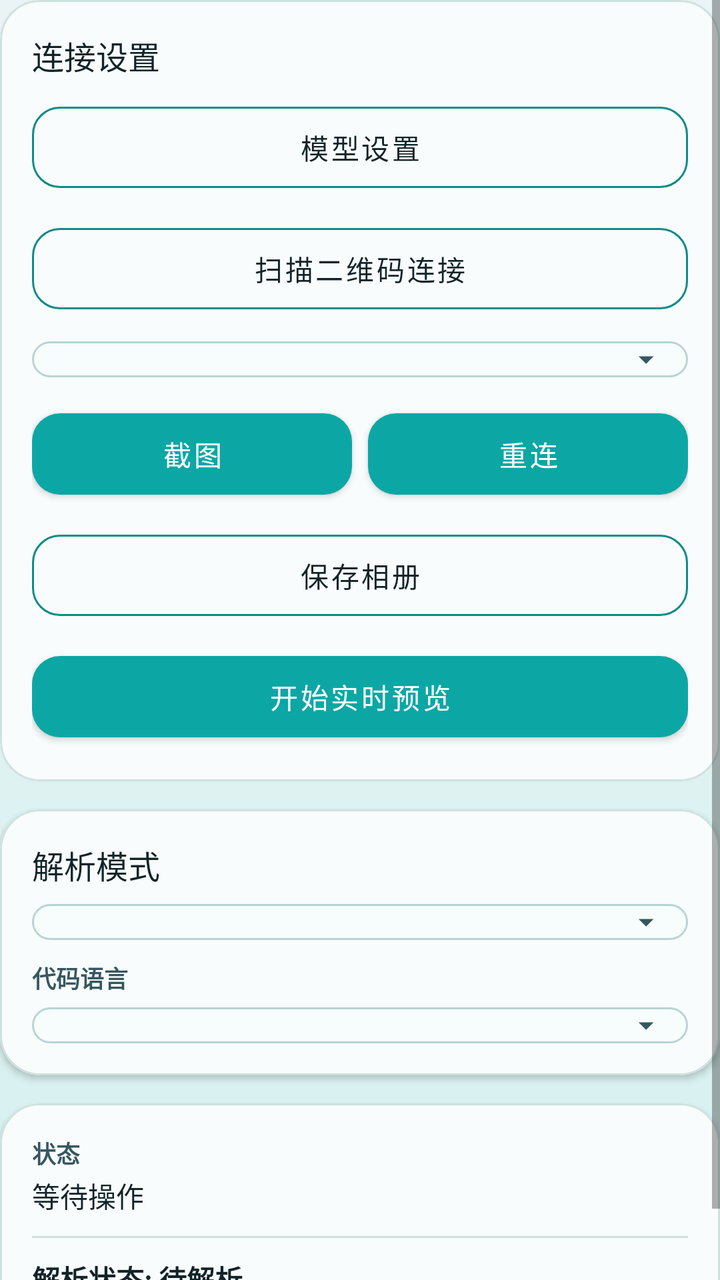
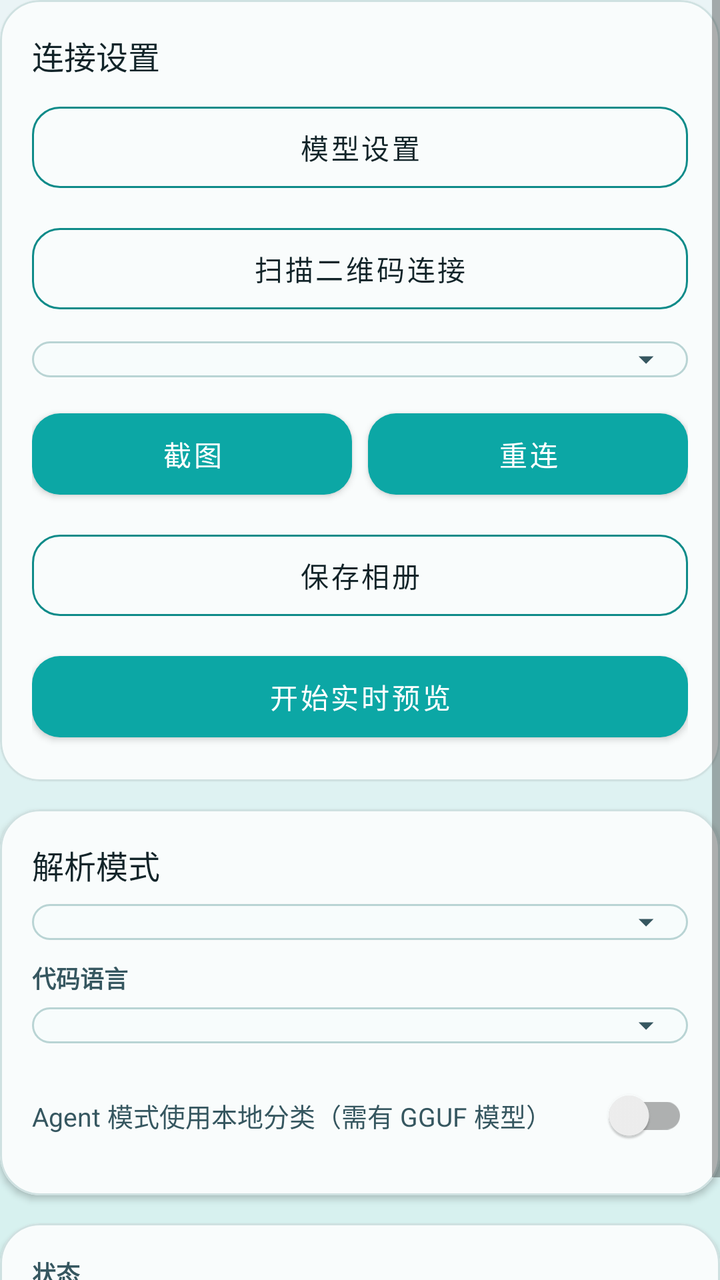

Compare the two renders of this Android layout. The source of the first and the diff that turns it into the second are given below.
<!-- AndroidManifest.xml: application theme Theme.PrepPro -->
<!-- res/layout/page_capture.xml -->
<?xml version="1.0" encoding="utf-8"?>
<ScrollView xmlns:android="http://schemas.android.com/apk/res/android"
    android:id="@+id/captureScrollView"
    xmlns:app="http://schemas.android.com/apk/res-auto"
    android:layout_width="match_parent"
    android:layout_height="match_parent"
    android:fillViewport="true">

    <LinearLayout
        android:layout_width="match_parent"
        android:layout_height="wrap_content"
        android:orientation="vertical"
        android:paddingBottom="12dp">

        <com.google.android.material.card.MaterialCardView
            android:layout_width="match_parent"
            android:layout_height="wrap_content"
            app:cardBackgroundColor="@color/surface_white"
            app:cardCornerRadius="20dp"
            app:cardElevation="2dp"
            app:strokeColor="@color/surface_stroke"
            app:strokeWidth="1dp">

            <LinearLayout
                android:layout_width="match_parent"
                android:layout_height="wrap_content"
                android:orientation="vertical"
                android:padding="16dp">

                <TextView
                    android:layout_width="wrap_content"
                    android:layout_height="wrap_content"
                    android:fontFamily="sans-serif-medium"
                    android:text="连接设置"
                    android:textColor="@color/ink_900"
                    android:textSize="16sp" />

                <com.google.android.material.button.MaterialButton
                    android:id="@+id/buttonModelSettings"
                    style="@style/Widget.PrepPro.Button.Secondary"
                    android:layout_width="match_parent"
                    android:layout_height="wrap_content"
                    android:layout_marginTop="8dp"
                    android:text="模型设置" />

                <com.google.android.material.button.MaterialButton
                    android:id="@+id/buttonScanQR"
                    style="@style/Widget.PrepPro.Button.Secondary"
                    android:layout_width="match_parent"
                    android:layout_height="wrap_content"
                    android:layout_marginTop="8dp"
                    android:text="扫描二维码连接" />

                <Spinner
                    android:id="@+id/spinnerDisplay"
                    android:layout_width="match_parent"
                    android:layout_height="wrap_content"
                    android:layout_marginTop="10dp"
                    android:background="@drawable/bg_spinner_field"
                    android:popupBackground="@drawable/bg_spinner_popup" />

                <LinearLayout
                    android:layout_width="match_parent"
                    android:layout_height="wrap_content"
                    android:layout_marginTop="12dp"
                    android:orientation="horizontal">

                    <com.google.android.material.button.MaterialButton
                        android:id="@+id/buttonCapture"
                        style="@style/Widget.PrepPro.Button.Primary"
                        android:layout_width="0dp"
                        android:layout_weight="1"
                        android:layout_height="wrap_content"
                        android:text="截图" />

                    <com.google.android.material.button.MaterialButton
                        android:id="@+id/buttonReconnect"
                        style="@style/Widget.PrepPro.Button.Primary"
                        android:layout_width="0dp"
                        android:layout_height="wrap_content"
                        android:layout_marginStart="8dp"
                        android:layout_weight="1"
                        android:text="重连" />
                </LinearLayout>

                <LinearLayout
                    android:layout_width="match_parent"
                    android:layout_height="wrap_content"
                    android:layout_marginTop="8dp"
                    android:orientation="horizontal">

                    <com.google.android.material.button.MaterialButton
                        android:id="@+id/buttonCropSave"
                        style="@style/Widget.PrepPro.Button.Secondary"
                        android:layout_width="match_parent"
                        android:layout_height="wrap_content"
                        android:layout_weight="0"
                        android:text="保存相册" />
                </LinearLayout>

                <com.google.android.material.button.MaterialButton
                    android:id="@+id/buttonRealtime"
                    style="@style/Widget.PrepPro.Button.Primary"
                    android:layout_width="match_parent"
                    android:layout_height="wrap_content"
                    android:layout_marginTop="8dp"
                    android:text="开始实时预览" />
            </LinearLayout>
        </com.google.android.material.card.MaterialCardView>

        <com.google.android.material.card.MaterialCardView
            android:layout_width="match_parent"
            android:layout_height="wrap_content"
            android:layout_marginTop="14dp"
            app:cardBackgroundColor="@color/surface_white"
            app:cardCornerRadius="20dp"
            app:cardElevation="2dp"
            app:strokeColor="@color/surface_stroke"
            app:strokeWidth="1dp">

            <LinearLayout
                android:layout_width="match_parent"
                android:layout_height="wrap_content"
                android:orientation="vertical"
                android:padding="16dp">

                <TextView
                    android:layout_width="wrap_content"
                    android:layout_height="wrap_content"
                    android:fontFamily="sans-serif-medium"
                    android:text="解析模式"
                    android:textColor="@color/ink_900"
                    android:textSize="16sp" />

                <Spinner
                    android:id="@+id/spinnerAnalysisMode"
                    android:layout_width="match_parent"
                    android:layout_height="wrap_content"
                    android:layout_marginTop="8dp"
                    android:background="@drawable/bg_spinner_field"
                    android:popupBackground="@drawable/bg_spinner_popup" />

                <LinearLayout
                    android:id="@+id/layoutTargetLanguage"
                    android:layout_width="match_parent"
                    android:layout_height="wrap_content"
                    android:layout_marginTop="10dp"
                    android:orientation="vertical">

                    <TextView
                        android:layout_width="match_parent"
                        android:layout_height="wrap_content"
                        android:text="代码语言"
                        android:textColor="@color/ink_700"
                        android:textSize="12sp"
                        android:textStyle="bold" />

                    <Spinner
                        android:id="@+id/spinnerTargetLanguage"
                        android:layout_width="match_parent"
                        android:layout_height="wrap_content"
                        android:layout_marginTop="6dp"
                        android:background="@drawable/bg_spinner_field"
                        android:popupBackground="@drawable/bg_spinner_popup" />
                </LinearLayout>
            </LinearLayout>
        </com.google.android.material.card.MaterialCardView>

        <com.google.android.material.card.MaterialCardView
            android:layout_width="match_parent"
            android:layout_height="wrap_content"
            android:layout_marginTop="14dp"
            app:cardBackgroundColor="@color/surface_white"
            app:cardCornerRadius="20dp"
            app:cardElevation="2dp"
            app:strokeColor="@color/surface_stroke"
            app:strokeWidth="1dp">

            <LinearLayout
                android:layout_width="match_parent"
                android:layout_height="wrap_content"
                android:orientation="vertical"
                android:padding="16dp">

                <TextView
                    android:layout_width="match_parent"
                    android:layout_height="wrap_content"
                    android:text="状态"
                    android:textColor="@color/ink_700"
                    android:textSize="12sp"
                    android:textStyle="bold" />

                <TextView
                    android:id="@+id/textStatus"
                    android:layout_width="match_parent"
                    android:layout_height="wrap_content"
                    android:layout_marginTop="2dp"
                    android:text="等待操作"
                    android:textColor="@color/ink_900"
                    android:textSize="14sp" />

                <View
                    android:layout_width="match_parent"
                    android:layout_height="1dp"
                    android:layout_marginTop="10dp"
                    android:background="@color/surface_stroke" />

                <TextView
                    android:id="@+id/textParseState"
                    android:layout_width="match_parent"
                    android:layout_height="wrap_content"
                    android:layout_marginTop="10dp"
                    android:text="解析状态: 待解析"
                    android:textColor="@color/ink_900"
                    android:textSize="14sp"
                    android:textStyle="bold" />
            </LinearLayout>
        </com.google.android.material.card.MaterialCardView>

    </LinearLayout>

</ScrollView>
<!-- resources referenced by this layout -->
<resources>
  <color name="ink_700">#365760</color>
  <color name="ink_900">#122429</color>
  <color name="surface_stroke">#CFE1E1</color>
  <color name="surface_white">#F9FCFC</color>
  <!-- drawable bg_spinner_field (drawable) -->
  <?xml version="1.0" encoding="utf-8"?>
  <layer-list xmlns:android="http://schemas.android.com/apk/res/android">
      <item>
          <shape android:shape="rectangle">
              <solid android:color="#F7FCFC" />
              <corners android:radius="14dp" />
              <stroke
                  android:width="1dp"
                  android:color="#B9D4D4" />
          </shape>
      </item>
  
      <item
          android:width="18dp"
          android:height="18dp"
          android:gravity="end|center_vertical"
          android:right="12dp"
          android:drawable="@drawable/ic_spinner_chevron" />
  </layer-list>
  <!-- drawable bg_spinner_popup (drawable) -->
  <?xml version="1.0" encoding="utf-8"?>
  <shape xmlns:android="http://schemas.android.com/apk/res/android"
      android:shape="rectangle">
      <solid android:color="#F9FCFC" />
      <corners android:radius="14dp" />
      <stroke
          android:width="1dp"
          android:color="#CFE1E1" />
  </shape>
  <style name="Widget.PrepPro.Button.Primary" parent="Widget.MaterialComponents.Button">
          <item name="android:textAllCaps">false</item>
          <item name="cornerRadius">14dp</item>
          <item name="backgroundTint">@color/brand_cyan</item>
          <item name="android:textColor">@android:color/white</item>
          <item name="android:paddingTop">10dp</item>
          <item name="android:paddingBottom">10dp</item>
      </style>
  <style name="Widget.PrepPro.Button.Secondary" parent="Widget.MaterialComponents.Button.OutlinedButton">
          <item name="android:textAllCaps">false</item>
          <item name="cornerRadius">14dp</item>
          <item name="strokeColor">@color/accent_teal</item>
          <item name="android:textColor">@color/ink_900</item>
          <item name="android:paddingTop">10dp</item>
          <item name="android:paddingBottom">10dp</item>
      </style>
  <style name="Theme.PrepPro" parent="Theme.MaterialComponents.Light.NoActionBar">
          <item name="colorPrimary">@color/brand_cyan</item>
          <item name="colorPrimaryVariant">@color/brand_cyan_dark</item>
          <item name="colorSecondary">@color/accent_teal</item>
          <item name="android:statusBarColor">@color/background_top</item>
          <item name="android:windowBackground">@drawable/bg_app_gradient</item>
      </style>
  <!-- drawable ic_spinner_chevron (drawable) -->
  <?xml version="1.0" encoding="utf-8"?>
  <vector xmlns:android="http://schemas.android.com/apk/res/android"
      android:width="18dp"
      android:height="18dp"
      android:viewportWidth="24"
      android:viewportHeight="24">
      <path
          android:fillColor="#365760"
          android:pathData="M7,10l5,5l5,-5" />
  </vector>
  <color name="brand_cyan">#0CA7A5</color>
  <color name="accent_teal">#0E8B89</color>
  <color name="brand_cyan_dark">#087B79</color>
  <color name="background_top">#D6F1EF</color>
  <!-- drawable bg_app_gradient (drawable) -->
  <?xml version="1.0" encoding="utf-8"?>
  <shape xmlns:android="http://schemas.android.com/apk/res/android" android:shape="rectangle">
      <gradient
          android:angle="90"
          android:startColor="@color/background_top"
          android:endColor="@color/background_bottom" />
  </shape>
  <color name="background_bottom">#EAF4F6</color>
</resources>

<!-- the commit's change to res/layout/page_capture.xml (unified diff, before → after) -->
@@ -163,6 +163,16 @@
                         android:background="@drawable/bg_spinner_field"
                         android:popupBackground="@drawable/bg_spinner_popup" />
                 </LinearLayout>
+
+                <androidx.appcompat.widget.SwitchCompat
+                    android:id="@+id/switchUseLocalClassifier"
+                    android:layout_width="match_parent"
+                    android:layout_height="wrap_content"
+                    android:layout_marginTop="12dp"
+                    android:checked="false"
+                    android:text="Agent 模式使用本地分类（需有 GGUF 模型）"
+                    android:textColor="@color/ink_700"
+                    android:textSize="13sp" />
             </LinearLayout>
         </com.google.android.material.card.MaterialCardView>
 
@@ -199,21 +209,6 @@
                     android:textColor="@color/ink_900"
                     android:textSize="14sp" />
 
-                <View
-                    android:layout_width="match_parent"
-                    android:layout_height="1dp"
-                    android:layout_marginTop="10dp"
-                    android:background="@color/surface_stroke" />
-
-                <TextView
-                    android:id="@+id/textParseState"
-                    android:layout_width="match_parent"
-                    android:layout_height="wrap_content"
-                    android:layout_marginTop="10dp"
-                    android:text="解析状态: 待解析"
-                    android:textColor="@color/ink_900"
-                    android:textSize="14sp"
-                    android:textStyle="bold" />
             </LinearLayout>
         </com.google.android.material.card.MaterialCardView>
 
